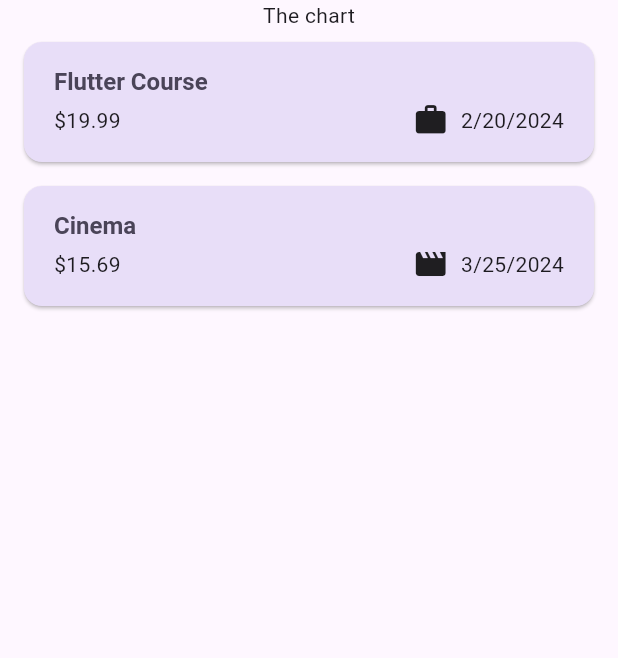
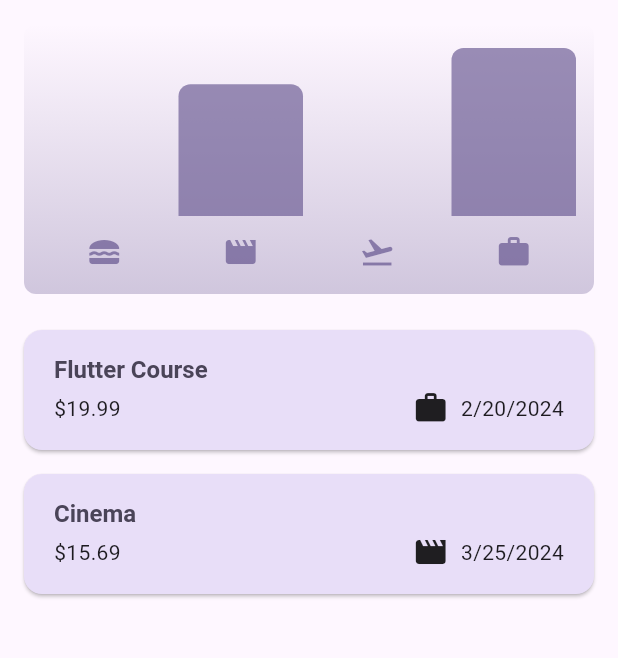
Before and after one commit to yulin0625/expense_tracker, a Flutter app: the screen it shows after launch, on a phone screen of 412 x 824 dp, the part 84-742 px from its top. Run offline on Flutter 3.47's test engine with Material 3 defaults, Android fonts, the phone set to English and light mode, and no system bars.

Commit message:
Add Chart Widgets

```diff
--- a/lib/models/expense.dart
+++ b/lib/models/expense.dart
@@ -33,3 +33,26 @@ class Expense {
     return formatter.format(date);
   }
 }
+
+class ExpenseBucket {
+  const ExpenseBucket({
+    required this.category,
+    required this.expenses,
+  });
+
+  ExpenseBucket.forCategory(List<Expense> allExpense, this.category)
+      : expenses = allExpense
+            .where((expense) => expense.category == category)
+            .toList();
+
+  final Category category;
+  final List<Expense> expenses;
+
+  double get totalExpenses {
+    double sum = 0;
+    for (final expense in expenses) {
+      sum += expense.amount;
+    }
+    return sum;
+  }
+}
--- /dev/null
+++ b/lib/widgets/chart/chart.dart
@@ -0,0 +1,95 @@
+import 'package:flutter/material.dart';
+
+import 'package:expense_tracker/widgets/chart/chart_bar.dart';
+import 'package:expense_tracker/models/expense.dart';
+
+class Chart extends StatelessWidget {
+  const Chart({super.key, required this.expenses});
+
+  final List<Expense> expenses;
+
+  List<ExpenseBucket> get buckets {
+    return [
+      ExpenseBucket.forCategory(expenses, Category.food),
+      ExpenseBucket.forCategory(expenses, Category.leisure),
+      ExpenseBucket.forCategory(expenses, Category.travel),
+      ExpenseBucket.forCategory(expenses, Category.work),
+    ];
+  }
+
+  double get maxTotalExpense {
+    double maxTotalExpense = 0;
+
+    for (final bucket in buckets) {
+      if (bucket.totalExpenses > maxTotalExpense) {
+        maxTotalExpense = bucket.totalExpenses;
+      }
+    }
+
+    return maxTotalExpense;
+  }
+
+  @override
+  Widget build(BuildContext context) {
+    final isDarkMode =
+        MediaQuery.of(context).platformBrightness == Brightness.dark;
+    return Container(
+      margin: const EdgeInsets.all(16),
+      padding: const EdgeInsets.symmetric(
+        vertical: 16,
+        horizontal: 8,
+      ),
+      width: double.infinity,
+      height: 180,
+      decoration: BoxDecoration(
+        borderRadius: BorderRadius.circular(8),
+        gradient: LinearGradient(
+          colors: [
+            Theme.of(context).colorScheme.primary.withOpacity(0.3),
+            Theme.of(context).colorScheme.primary.withOpacity(0.0)
+          ],
+          begin: Alignment.bottomCenter,
+          end: Alignment.topCenter,
+        ),
+      ),
+      child: Column(
+        children: [
+          Expanded(
+            child: Row(
+              crossAxisAlignment: CrossAxisAlignment.end,
+              children: [
+                for (final bucket in buckets) // alternative to map()
+                  ChartBar(
+                    fill: bucket.totalExpenses == 0
+                        ? 0
+                        : bucket.totalExpenses / maxTotalExpense,
+                  )
+              ],
+            ),
+          ),
+          const SizedBox(height: 12),
+          Row(
+            children: buckets // alternative to for ... in
+                .map(
+                  (bucket) => Expanded(
+                    child: Padding(
+                      padding: const EdgeInsets.symmetric(horizontal: 4),
+                      child: Icon(
+                        categoryIcons[bucket.category],
+                        color: isDarkMode
+                            ? Theme.of(context).colorScheme.secondary
+                            : Theme.of(context)
+                                .colorScheme
+                                .primary
+                                .withOpacity(0.7),
+                      ),
+                    ),
+                  ),
+                )
+                .toList(),
+          )
+        ],
+      ),
+    );
+  }
+}
--- /dev/null
+++ b/lib/widgets/chart/chart_bar.dart
@@ -0,0 +1,34 @@
+import 'package:flutter/material.dart';
+
+class ChartBar extends StatelessWidget {
+  const ChartBar({
+    super.key,
+    required this.fill,
+  });
+
+  final double fill;
+
+  @override
+  Widget build(BuildContext context) {
+    final isDarkMode =
+        MediaQuery.of(context).platformBrightness == Brightness.dark;
+    return Expanded(
+      child: Padding(
+        padding: const EdgeInsets.symmetric(horizontal: 4),
+        child: FractionallySizedBox(
+          heightFactor: fill, // 0~1
+          child: DecoratedBox(
+            decoration: BoxDecoration(
+              shape: BoxShape.rectangle,
+              borderRadius:
+                  const BorderRadius.vertical(top: Radius.circular(8)),
+              color: isDarkMode
+                  ? Theme.of(context).colorScheme.secondary
+                  : Theme.of(context).colorScheme.primary.withOpacity(0.65),
+            ),
+          ),
+        ),
+      ),
+    );
+  }
+}
--- a/lib/widgets/expenses.dart
+++ b/lib/widgets/expenses.dart
@@ -1,3 +1,4 @@
+import 'package:expense_tracker/widgets/chart/chart.dart';
 import 'package:flutter/material.dart';
 
 import 'package:expense_tracker/models/expense.dart';
@@ -92,7 +93,7 @@ class _ExpensesState extends State<Expenses> {
       ),
       body: Column(
         children: [
-          const Text('The chart'),
+          Chart(expenses: _registeredExpenses),
           Expanded(
             // 因為外面是Column, 裡面是ListViewer, flutter會不知道List的寬度, 因此需用Expanded包住List
             child: mainContent,
```
